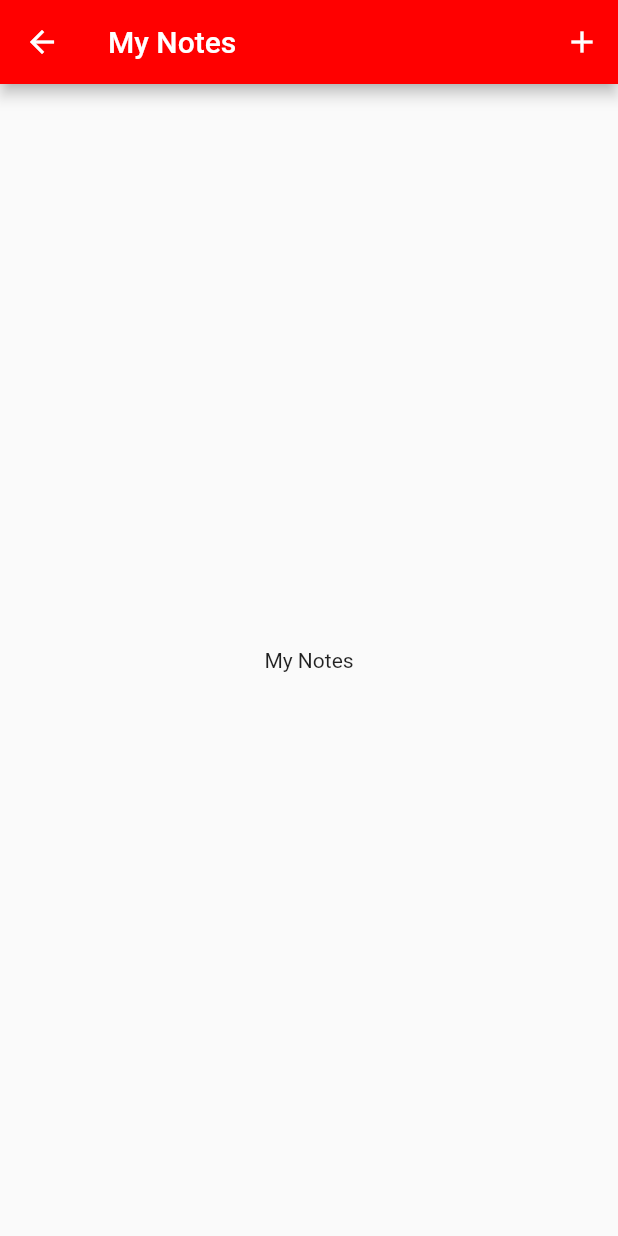
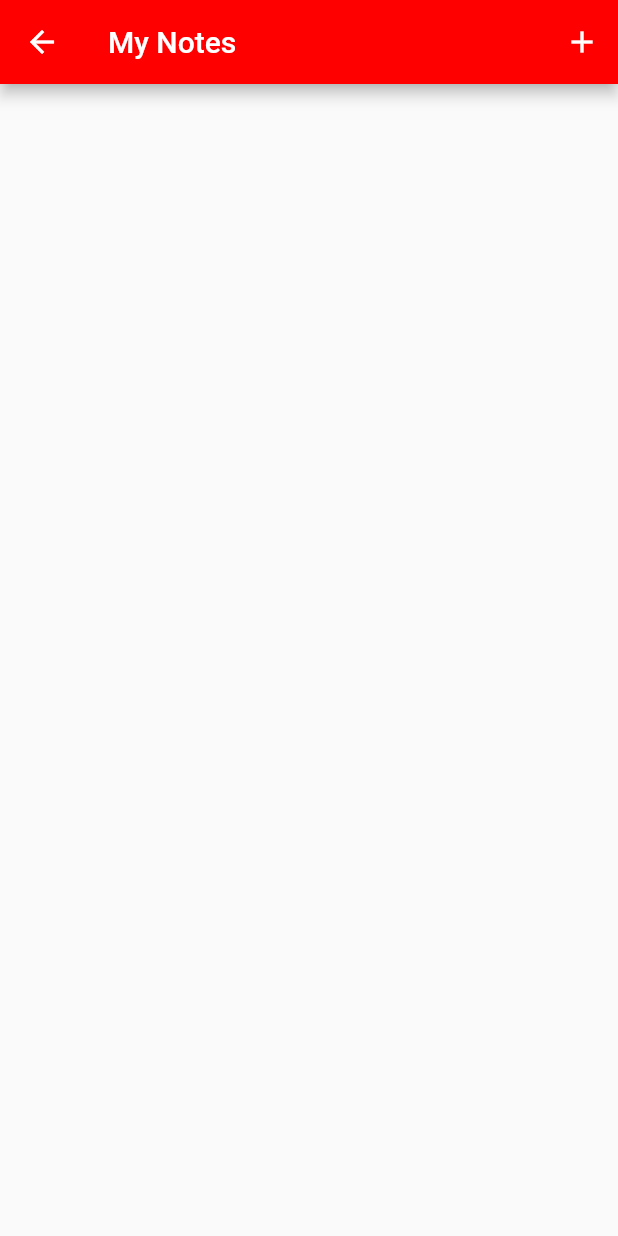
Before and after one commit to Mazz33/noted, a Flutter app: the screen it shows after launch, after a tap on "Notes", on a phone screen of 412 x 824 dp. Run offline on Flutter 3.47's test engine with Material 2 defaults, Android fonts, the phone set to English and light mode, and no system bars.

Commit message:
base note viewer functionality

```diff
--- a/lib/main.dart
+++ b/lib/main.dart
@@ -11,6 +11,10 @@ class Noted extends StatelessWidget {
 
   @override
   Widget build(BuildContext context) {
+    final testGoal = new Goal("Test", "Test goal");
+    final testGoal2 = new Goal("Test2", "Test goal2");
+    GoalManager().addGoal(testGoal);
+    GoalManager().addGoal(testGoal2);
     return MaterialApp(title: "Noted", initialRoute: "/", routes: {
       "/": (context) => const MainMenu(),
       "/Notes": (context) => const NotesPage(),
--- a/lib/pages.dart
+++ b/lib/pages.dart
@@ -106,6 +106,7 @@ class NotesPage extends StatefulWidget {
 class _NotesPageState extends State<NotesPage> {
   @override
   Widget build(BuildContext context) {
+    var keys = userNotes.keys.toList();
     return Scaffold(
         appBar: AppBar(
             title: const Text("My Notes"),
@@ -119,7 +120,7 @@ class _NotesPageState extends State<NotesPage> {
               );
             }),
             backgroundColor: const Color.fromRGBO(0xFF, 0, 0, 1),
-          actions: <Widget> [
+            actions: <Widget>[
               IconButton(
                 icon: const Icon(Icons.add),
                 tooltip: "Create a new note",
@@ -127,14 +128,17 @@ class _NotesPageState extends State<NotesPage> {
                   router.loadPage(context, "/Notes/CreateNote");
                 },
               )
-          ]
-        ),
-        body: const Center(child: Text("My Notes")));
+            ]),
+        body: ListView.builder(
+            itemCount: keys.length,
+            itemBuilder: (BuildContext context, int index) {
+              return NoteViewer(userNotes[keys[index]]);
+            }));
   }
 }
 
 class CreateNotePage extends StatelessWidget {
-  const CreateNotePage({Key? key}) : super (key: key);
+  const CreateNotePage({Key? key}) : super(key: key);
 
   @override
   Widget build(BuildContext context) {
@@ -224,7 +228,7 @@ class _ViewGoalsState extends State<ViewGoals> {
     var keys = userGoals.keys.toList();
     return Scaffold(
         appBar: AppBar(
-          title: const Text("My Goals"),
+          title: const Text("View Goals"),
           automaticallyImplyLeading: true,
           centerTitle: true,
           actions: <Widget>[
```
Lines whose indentation alone changed are shown as unchanged.
